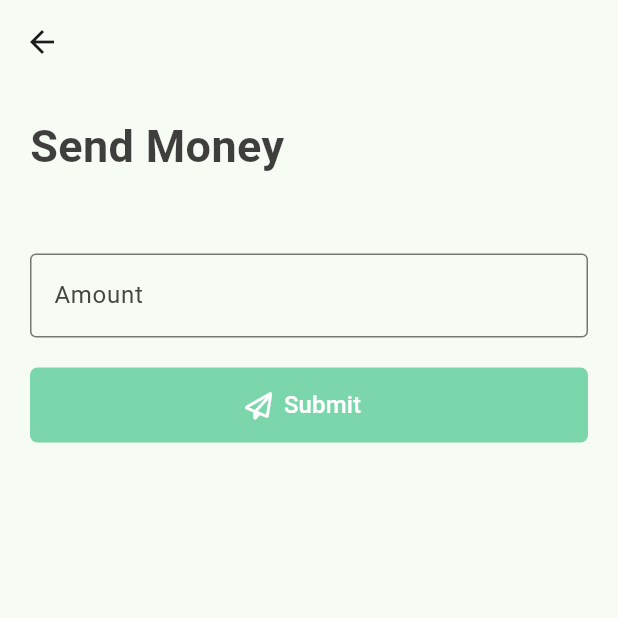
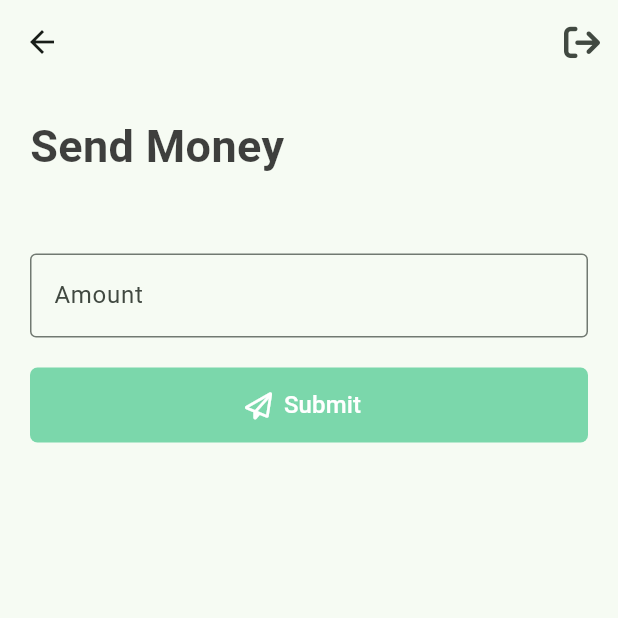
Before and after one commit to myteddy15/send_money_app, a Flutter app: the SendMoneyScreen screen opened by its route, on a phone screen of 412 x 824 dp, the top half of it. Run offline on Flutter 3.47's test engine with Material 3 defaults, Android fonts, the phone set to English and light mode, and no system bars; our stand-ins replace equatable, flutter_bloc, font_awesome_flutter; network calls fail.

Commit message:
Implement logout

```diff
--- a/lib/views/screens/send_money.dart
+++ b/lib/views/screens/send_money.dart
@@ -10,6 +10,7 @@ import 'package:send_money_app/views/widgets/header_text.dart';
 import 'package:http/http.dart' as http;
 
 import '../../utils/modal_sheet.dart';
+import '../../utils/nav_routes.dart';
 import '../widgets/custom_elavated_button.dart';
 import '../widgets/custom_text_field.dart';
 
@@ -27,7 +28,16 @@ class SendMoneyScreen extends StatelessWidget {
     final sendMoneyController = TextEditingController();
 
     return Scaffold(
-      appBar: AppBar(),
+      appBar: AppBar(
+        actions: [
+          IconButton(
+            icon: const FaIcon(FontAwesomeIcons.arrowRightFromBracket),
+            onPressed: () {
+              Navigator.pushNamedAndRemoveUntil(context, NavRoutes.login, (route) => false);
+            },
+          ),
+        ],
+      ),
       body: BlocProvider(
         create: (context) => sendMoneyCubit,
         child: Padding(
```
Also changed, not shown: lib/views/screens/dashboard.dart (+10 -1 lines), lib/views/screens/view_transactions.dart (+13 -1 lines).
